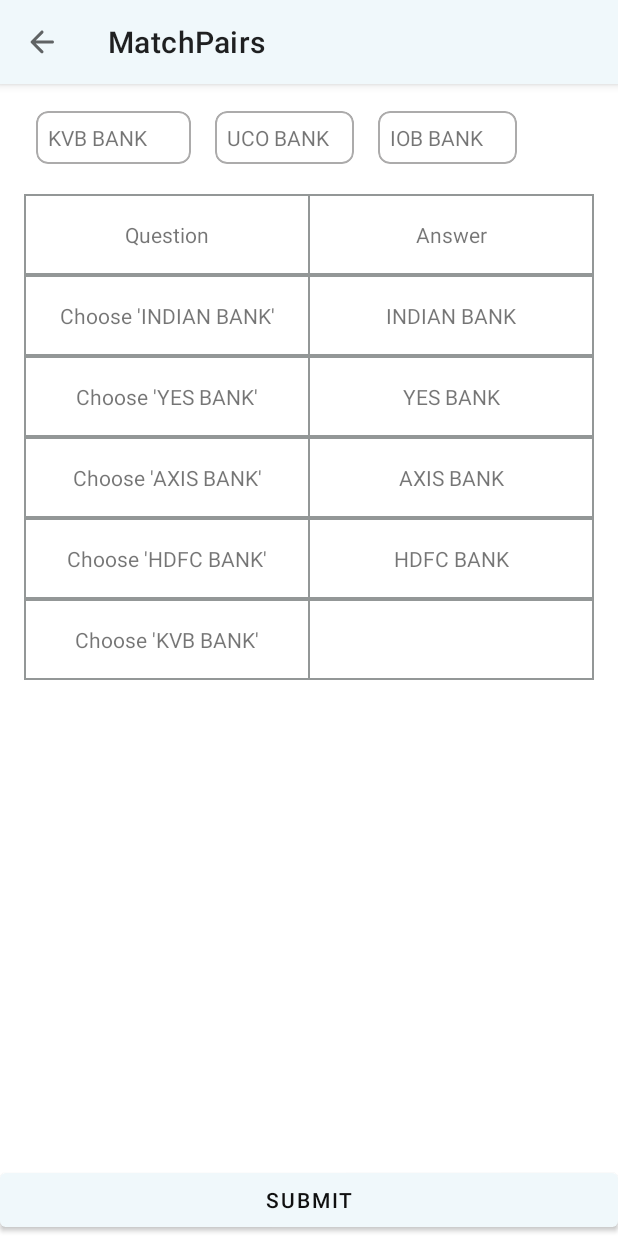
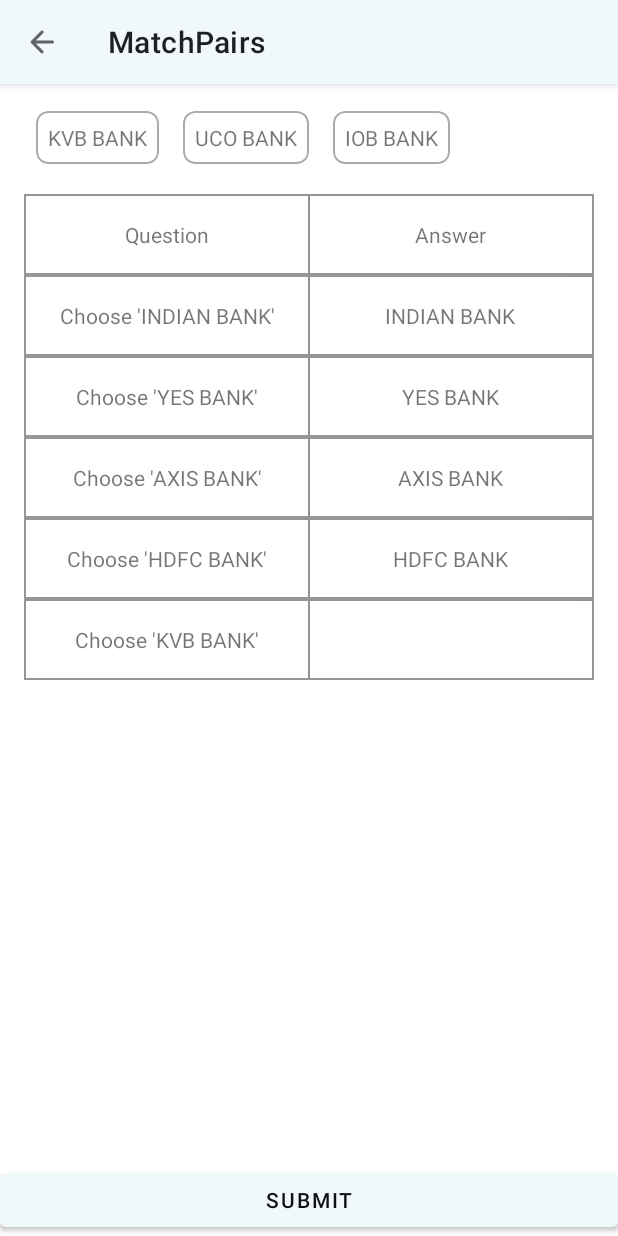
Before and after one commit to sunsewingmachine/FunnyLearny, an Android app: the fragment MatchPairsFragment placed in its activity, after a tap on "HDFC BANK", on a phone screen of 412 x 824 dp. Run offline under Robolectric (Android 15) with nearby library versions, the phone set to English and light mode, and no system bars; 3 other taps on this screen came first.

Commit message:
MatchPair Feature -> Submit Implementation

```diff
--- a/app/src/main/java/com/local/funnylearny/ui/matchpairs/AnswerRecyclerViewAdapter.kt
+++ b/app/src/main/java/com/local/funnylearny/ui/matchpairs/AnswerRecyclerViewAdapter.kt
@@ -1,5 +1,6 @@
 package com.local.funnylearny.ui.matchpairs
 
+import android.annotation.SuppressLint
 import android.view.LayoutInflater
 import android.view.View
 import android.view.ViewGroup
@@ -45,7 +46,8 @@
 
 /*
 * */
-    val answerClickListener = View.OnClickListener {
+@SuppressLint("NotifyDataSetChanged")
+val answerClickListener = View.OnClickListener {
         if(questionsCount != answers.size) {
             val answer = it.tag as Pair<*, *>
             answers.remove(answer.first)
@@ -54,12 +56,13 @@
         }
     }
 
+    @SuppressLint("NotifyDataSetChanged")
     fun swapData(answer: String){
         answers.add(0,answer)
         notifyDataSetChanged()
     }
 
     interface OnAnswerClickListener {
-       fun onAnswerClickedItem(view: View,answer : String)
+       fun  onAnswerClickedItem(view: View,answer : String)
     }
 }
--- a/app/src/main/java/com/local/funnylearny/ui/matchpairs/MatchPairUtil.kt
+++ b/app/src/main/java/com/local/funnylearny/ui/matchpairs/MatchPairUtil.kt
@@ -17,7 +17,8 @@
         fromViewRect: Rect,
         toViewRect: Rect,
         duration: Long,
-        startDelay: Long
+        startDelay: Long,
+        isBackAnimation : Boolean
     ): AnimatorSet {
         // get all coordinates at once
         val parentViewRect = Rect()
@@ -51,16 +52,20 @@
 
         val toViewTotalWidth = toViewRect.right - toViewRect.left
         val fromViewTotalWidth = fromViewRect.right - fromViewRect.left
-        val toStartPosition = ((toViewTotalWidth - fromViewTotalWidth)/2 + toViewRect.left)
+        var toStartPosition = ((toViewTotalWidth - fromViewTotalWidth)/2 + toViewRect.left).toFloat()
 
-        val toTopPosition = toViewRect.top
+        toStartPosition =  if(!isBackAnimation) {
+            toStartPosition
+        } else {
+            (toViewRect.left - parentViewRect.left).toFloat()
+        }
 
         // moving of the object on X-axis
         val translateAnimatorX: ObjectAnimator = ObjectAnimator.ofFloat(
             viewToAnimate,
             "X",
             (fromViewRect.left - parentViewRect.left).toFloat(),
-            toStartPosition.toFloat()
+            toStartPosition
         )
 
         // moving of the object on Y-axis
@@ -68,15 +73,13 @@
             viewToAnimate,
             "Y",
             (fromViewRect.top - parentViewRect.top).toFloat(),
-            toTopPosition.toFloat()
+            (toViewRect.top - parentViewRect.top).toFloat()
         )
         val animatorSet = AnimatorSet()
         animatorSet.interpolator = DecelerateInterpolator(1f)
         animatorSet.duration = duration // can be decoupled for each animator separately
         animatorSet.startDelay = startDelay // can be decoupled for each animator separately
         animatorSet.playTogether(
-            valueAnimatorWidth,
-            valueAnimatorHeight,
             translateAnimatorX,
             translateAnimatorY
         )
--- a/app/src/main/java/com/local/funnylearny/ui/matchpairs/MatchPairsFragment.kt
+++ b/app/src/main/java/com/local/funnylearny/ui/matchpairs/MatchPairsFragment.kt
@@ -9,7 +9,6 @@
 import android.view.LayoutInflater
 import android.view.View
 import android.view.ViewGroup
-import android.widget.LinearLayout
 import android.widget.TextView
 import android.widget.Toast
 import androidx.constraintlayout.widget.ConstraintLayout
@@ -23,7 +22,8 @@
 class MatchPairsFragment : Fragment() {
 
     var matchPairsInteractionListener : MatchPairsInteractionListener? = null
-
+    var matchPairsTableRecyclerViewAdapter : MatchPairsTableRecyclerViewAdapter? = null
+    var answerRecyclerViewAdapter : AnswerRecyclerViewAdapter? = null
     override fun onAttach(context: Context) {
         super.onAttach(context)
         if(context is MatchPairsInteractionListener){
@@ -109,7 +109,7 @@
             }
         }
 
-        (matchPairsTableRecyclerView.adapter as MatchPairsTableRecyclerViewAdapter).swapCheckAnswersData(checkAnswers)
+        matchPairsTableRecyclerViewAdapter?.swapCheckAnswersData(checkAnswers)
 
         if(areAllAnswersCorrect) {
             Toast.makeText(requireContext(),"All answers are correct",Toast.LENGTH_SHORT).show()
@@ -122,21 +122,23 @@
 
     private fun adapterAttachment(){
         answersRecyclerView.layoutManager = LinearLayoutManager(context,LinearLayoutManager.HORIZONTAL, false)
-        answersRecyclerView.adapter = AnswerRecyclerViewAdapter(
+        answerRecyclerViewAdapter = AnswerRecyclerViewAdapter(
             answers = answers,
             onAnswerClickListener = onAnswerClickListener,
             questionsCount = (answers.size - (matchPairList.size - matchPairListAnswerEntryCount))
         )
+        answersRecyclerView.adapter = answerRecyclerViewAdapter
     }
 
     private fun tableAdapterAttachment(){
         matchPairsTableRecyclerView.layoutManager = LinearLayoutManager(context)
-        matchPairsTableRecyclerView.adapter = MatchPairsTableRecyclerViewAdapter(
+        matchPairsTableRecyclerViewAdapter = MatchPairsTableRecyclerViewAdapter(
             requireContext(),
             matchPairList,
             checkAnswers,
             onMatchPairAnswerClickListener
         )
+        matchPairsTableRecyclerView.adapter = matchPairsTableRecyclerViewAdapter
     }
 
     private fun initToolbar(){
@@ -154,8 +156,12 @@
                     matchPair.answer = answer
                     shuttleTextView.text = answer
                     var toView = matchPairsTableRecyclerView.layoutManager?.findViewByPosition(index+1)!!
-                    toView = (toView as ConstraintLayout).findViewById<TextView>(R.id.answerTextView)
-                    doMoveAnimation(view,toView,matchPairRootView,shuttleView,index)
+                    toView = (toView as ConstraintLayout).findViewById<TextView>(R.id.answerContainerView)
+                    doMoveAnimation(view,toView,matchPairRootView,shuttleView,object : OnAnimationEndListener {
+                        override fun onAnimationEnd() {
+                            matchPairsTableRecyclerViewAdapter?.changeToNormalView(index + 1)
+                        }
+                    },false)
                     break
                 }
             }
@@ -165,18 +171,27 @@
         }
     }
 
-    private val onMatchPairAnswerClickListener = object :
-
-        MatchPairsTableRecyclerViewAdapter.OnMatchPairAnswerClickListener{
-
-        override fun onMatchPairAnswerClicked(answer: String) {
+    private val onMatchPairAnswerClickListener = object : MatchPairsTableRecyclerViewAdapter.OnMatchPairAnswerClickListener{
+        override fun onMatchPairAnswerClicked(view: View,answer: String) {
             matchPairListAnswerEntryCount--
-            (answersRecyclerView.adapter as AnswerRecyclerViewAdapter).swapData(answer)
+            val toView = answersRecyclerView.layoutManager?.findViewByPosition(0) as View
+            shuttleTextView.text = answer
+            doMoveAnimation(view,toView,matchPairRootView,shuttleView,object : OnAnimationEndListener {
+                override fun onAnimationEnd() {
+                    answerRecyclerViewAdapter?.swapData(answer)
+                }
+            },true)
         }
     }
 
-    fun doMoveAnimation(fromView: View, toView: View, rootView: View, shuttleView: View,index : Int) {
-
+    fun doMoveAnimation(
+        fromView: View,
+        toView: View,
+        rootView: View,
+        shuttleView: View,
+        onAnimationEndListener: OnAnimationEndListener,
+        isBackAnimation : Boolean
+    ) {
         val fromRect = Rect()
         val toRect = Rect()
         fromView.getGlobalVisibleRect(fromRect)
@@ -187,7 +202,8 @@
             fromRect,
             toRect,
             500,
-            0
+            0,
+            isBackAnimation
         )
         animatorSet.addListener(object : Animator.AnimatorListener {
             override fun onAnimationStart(animation: Animator) {
@@ -198,13 +214,17 @@
             override fun onAnimationEnd(animation: Animator) {
                 shuttleView.visibility = View.GONE
                 fromView.visibility = View.VISIBLE
-                (matchPairsTableRecyclerView.adapter as MatchPairsTableRecyclerViewAdapter).changeToNormalView(index+1)
+                onAnimationEndListener.onAnimationEnd()
             }
 
             override fun onAnimationCancel(animation: Animator) {}
             override fun onAnimationRepeat(animation: Animator) {}
         })
         animatorSet.start()
+    }
+
+    interface OnAnimationEndListener {
+        fun onAnimationEnd()
     }
 
     override fun onSaveInstanceState(outState: Bundle) {
@@ -218,7 +238,6 @@
     }
 
     interface MatchPairsInteractionListener : FragmentInteractionListener{
-
        // fun onMatchPairsClickeditem(matchPairs: MatchPairs)
     }
 
--- a/app/src/main/java/com/local/funnylearny/ui/matchpairs/MatchPairsTableRecyclerViewAdapter.kt
+++ b/app/src/main/java/com/local/funnylearny/ui/matchpairs/MatchPairsTableRecyclerViewAdapter.kt
@@ -79,14 +79,14 @@
             if (matchPair.answer != null) {
                 val answer = matchPair.answer
                 matchPair.answer = null
-                notifyDataSetChanged()
-                onMatchPairAnswerClickListener.onMatchPairAnswerClicked(answer!!)
+                notifyItemChanged((it.tag as Int)+1)
+                onMatchPairAnswerClickListener.onMatchPairAnswerClicked(it,answer!!)
             }
         }
     }
 
     interface OnMatchPairAnswerClickListener{
-        fun onMatchPairAnswerClicked(answer : String)
+        fun onMatchPairAnswerClicked(view: View, answer : String)
     }
 
     companion object {
--- /dev/null
+++ b/app/src/main/res/drawable/shape_card_stroke_drawable.xml
@@ -0,0 +1,8 @@
+<?xml version="1.0" encoding="utf-8"?>
+<shape xmlns:android="http://schemas.android.com/apk/res/android"
+    android:shape="rectangle">
+    <corners android:radius="16dp" />
+    <stroke
+        android:color="#000"
+        android:width="1dp"/>
+</shape>
--- a/app/src/main/res/layout/answer_list_item.xml
+++ b/app/src/main/res/layout/answer_list_item.xml
@@ -13,7 +13,7 @@
     <TextView
         android:layout_gravity="center"
         android:id="@+id/answerTextView"
-        android:layout_width="match_parent"
+        android:layout_width="wrap_content"
         android:layout_height="wrap_content"
         android:padding="8dp"/>
 
--- a/app/src/main/res/layout/fragment_match_pairs.xml
+++ b/app/src/main/res/layout/fragment_match_pairs.xml
@@ -5,6 +5,8 @@
     android:layout_width="match_parent"
     android:layout_height="match_parent"
     android:id="@+id/matchPairRootView"
+    android:clickable="true"
+    android:focusable="true"
     android:background="@color/colorBackground"
     tools:context=".ui.matchpairs.MatchPairsFragment">
 
@@ -56,16 +58,23 @@
         android:textColor="@color/alertDialogButtonColor"/>
         <!--android:visibility="gone" />-->
 
-    <FrameLayout
+    <com.google.android.material.card.MaterialCardView
         android:id="@+id/shuttleView"
-        android:layout_width="match_parent"
-        android:layout_height="wrap_content">
+        android:layout_width="wrap_content"
+        android:layout_height="wrap_content"
+        app:cardCornerRadius="8dp"
+        android:layout_margin="8dp"
+        app:strokeWidth="1dp"
+        app:cardElevation="0dp"
+        app:strokeColor="@color/strokeColor">
 
         <TextView
+            android:layout_gravity="center"
             android:id="@+id/shuttleTextView"
             android:layout_width="wrap_content"
-            android:layout_height="wrap_content"/>
+            android:layout_height="wrap_content"
+            android:padding="8dp"/>
 
-    </FrameLayout>
+    </com.google.android.material.card.MaterialCardView>
 
 </androidx.coordinatorlayout.widget.CoordinatorLayout>
--- a/app/src/main/res/layout/matchpairs_table_list_item.xml
+++ b/app/src/main/res/layout/matchpairs_table_list_item.xml
@@ -4,32 +4,48 @@
     android:id="@+id/constraintLayout"
     android:layout_width="match_parent"
     android:layout_height="wrap_content"
-    android:paddingBottom="1dp"
+    android:background="@color/tableBackground"
     android:paddingEnd="1dp"
-    android:background="@color/tableBackground">
+    android:paddingBottom="1dp">
 
     <TextView
         android:id="@+id/questionTextView"
         android:layout_width="0dp"
         android:layout_height="wrap_content"
+        android:layout_margin="1dp"
         android:background="@color/white"
+        android:gravity="center"
         android:padding="16dp"
-        android:layout_margin="1dp"
-        android:gravity="center"
+        app:layout_constraintEnd_toStartOf="@id/answerContainerView"
         app:layout_constraintStart_toStartOf="parent"
-        app:layout_constraintEnd_toStartOf="@id/answerTextView"
-        app:layout_constraintTop_toTopOf="parent"/>
+        app:layout_constraintTop_toTopOf="parent" />
 
-    <TextView
-        android:id="@+id/answerTextView"
+    <com.google.android.material.card.MaterialCardView
+        android:id="@+id/answerContainerView"
         android:layout_width="0dp"
         android:layout_height="0dp"
         android:background="@color/white"
-        android:padding="16dp"
-        android:gravity="center"
+        app:cardCornerRadius="0dp"
+        app:layout_constraintBottom_toBottomOf="@id/questionTextView"
+        app:layout_constraintEnd_toEndOf="parent"
         app:layout_constraintStart_toEndOf="@id/questionTextView"
-        app:layout_constraintEnd_toEndOf="parent"
-        app:layout_constraintTop_toTopOf="@id/questionTextView"
-        app:layout_constraintBottom_toBottomOf="@id/questionTextView"/>
+        app:layout_constraintTop_toTopOf="@id/questionTextView">
+
+        <FrameLayout
+            android:layout_width="wrap_content"
+            android:layout_height="wrap_content"
+            android:layout_gravity="center"
+            android:background="@drawable/shape_card_stroke_drawable">
+
+            <TextView
+                android:id="@+id/answerTextView"
+                android:layout_width="wrap_content"
+                android:layout_height="wrap_content"
+                android:gravity="center"
+                android:padding="16dp" />
+
+        </FrameLayout>
+
+    </com.google.android.material.card.MaterialCardView>
 
 </androidx.constraintlayout.widget.ConstraintLayout>
```
